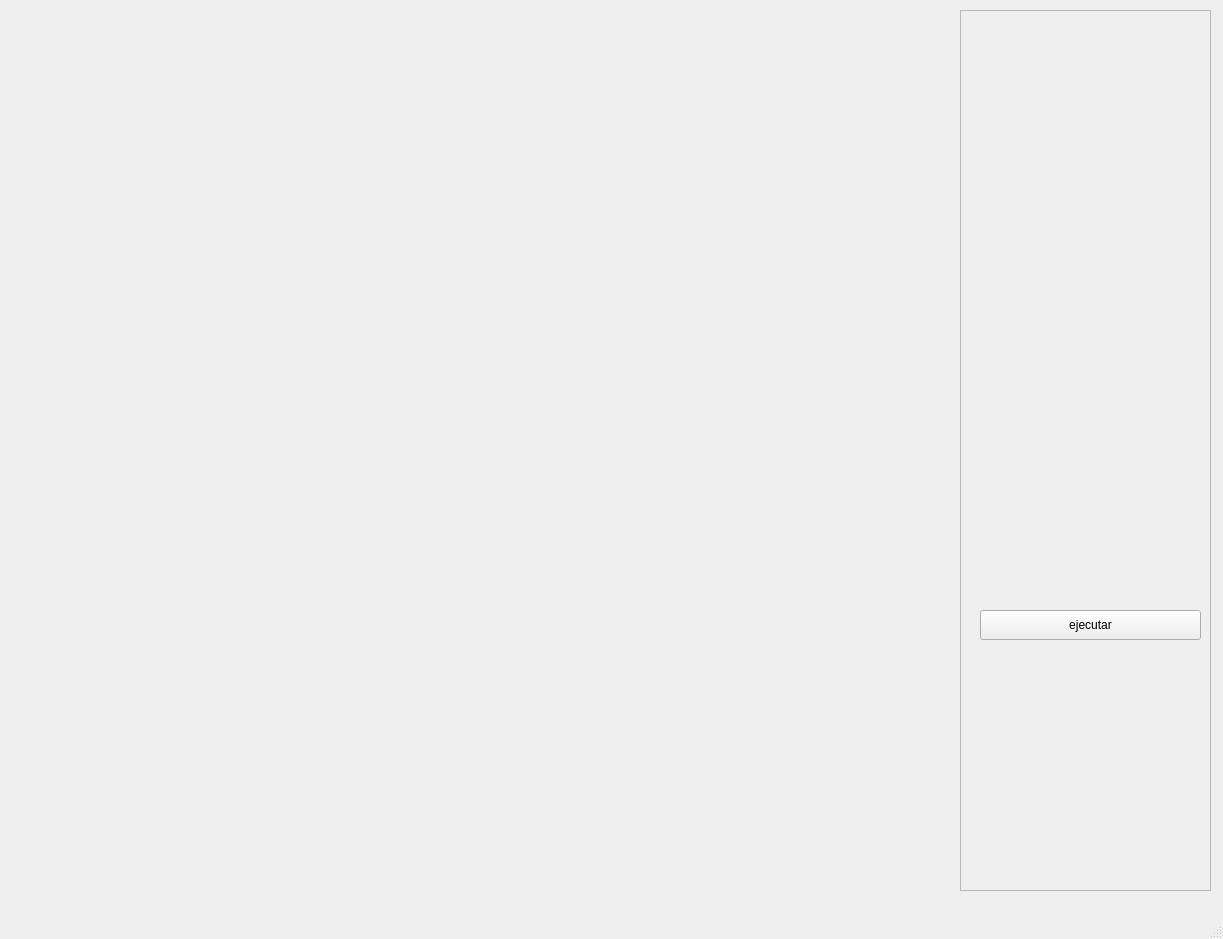
First picture: the form in gui/tsp_gui.ui, repository Bercero/Tsp_coa, before the edit.
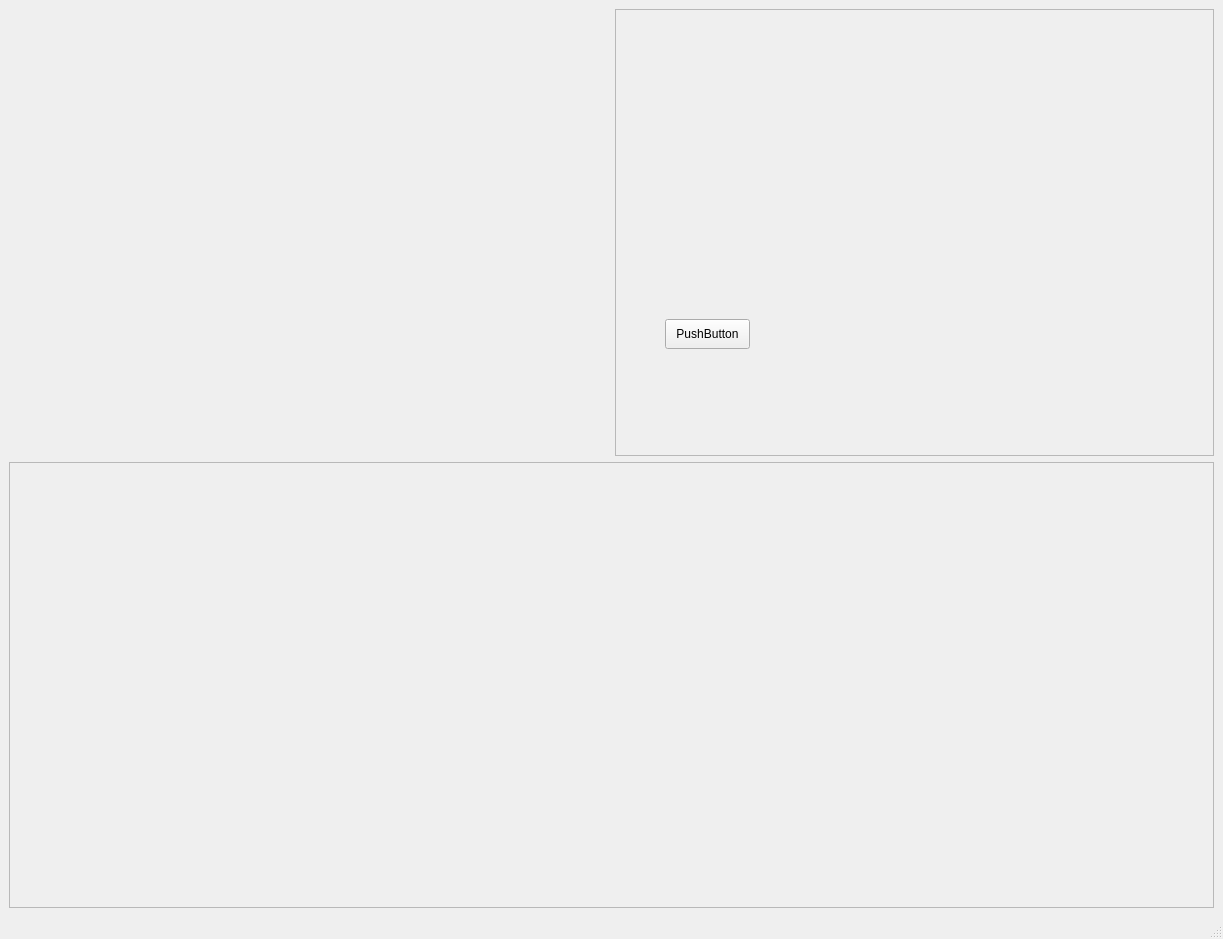
Second picture: the form after the edit.

The edit to the form file:
```diff
--- a/gui/tsp_gui.ui
+++ b/gui/tsp_gui.ui
@@ -14,15 +14,24 @@
    <string>MainWindow</string>
   </property>
   <widget class="QWidget" name="centralwidget">
+   <layout class="QGridLayout" name="gridLayout">
+    <item row="2" column="0">
+     <widget class="QFrame" name="frame_2">
+      <property name="frameShape">
+       <enum>QFrame::StyledPanel</enum>
+      </property>
+      <property name="frameShadow">
+       <enum>QFrame::Raised</enum>
+      </property>
+     </widget>
+    </item>
+    <item row="1" column="0">
+     <layout class="QHBoxLayout" name="horizontalLayout">
+      <item>
+       <widget class="QWidget" name="widget" native="true"/>
+      </item>
+      <item>
    <widget class="QFrame" name="frame">
-    <property name="geometry">
-     <rect>
-      <x>960</x>
-      <y>10</y>
-      <width>251</width>
-      <height>881</height>
-     </rect>
-    </property>
     <property name="frameShape">
      <enum>QFrame::StyledPanel</enum>
     </property>
@@ -32,17 +41,21 @@
     <widget class="QPushButton" name="pushButton">
      <property name="geometry">
       <rect>
-       <x>20</x>
-       <y>600</y>
-       <width>221</width>
+           <x>50</x>
+           <y>310</y>
+           <width>85</width>
        <height>30</height>
       </rect>
      </property>
      <property name="text">
-      <string>ejecutar</string>
+          <string>PushButton</string>
      </property>
     </widget>
    </widget>
+      </item>
+     </layout>
+    </item>
+   </layout>
   </widget>
   <widget class="QMenuBar" name="menubar">
    <property name="geometry">
```
Lines whose indentation alone changed are shown as unchanged.
